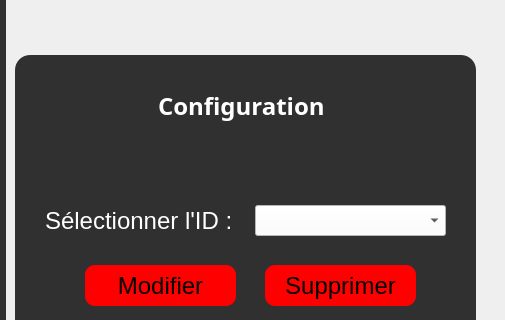
nefissaKhiari/Smart_Plolice_Station, file vehiculemission.ui: the form before one commit; both pictures show x 745 to 1250 and y 175 to 495 of the 1250 by 750 pixel window.
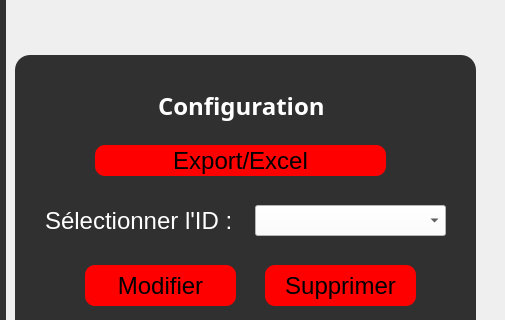
The form after the commit. The open tabs and pages were chosen to show the change. Icons and pictures are not drawn.

```diff
--- a/vehiculemission.ui
+++ b/vehiculemission.ui
@@ -1735,6 +1735,29 @@
         </size>
        </property>
       </widget>
+      <widget class="QPushButton" name="export_excel">
+       <property name="geometry">
+        <rect>
+         <x>80</x>
+         <y>90</y>
+         <width>291</width>
+         <height>31</height>
+        </rect>
+       </property>
+       <property name="text">
+        <string>Export/Excel</string>
+       </property>
+       <property name="icon">
+        <iconset>
+         <normaloff>:/Recources/Images/ascending-sort.png</normaloff>:/Recources/Images/ascending-sort.png</iconset>
+       </property>
+       <property name="iconSize">
+        <size>
+         <width>18</width>
+         <height>18</height>
+        </size>
+       </property>
+      </widget>
      </widget>
     </widget>
     <widget class="QWidget" name="Ajouter_affaire">
```
Left out of the diff: 4 changed lines with no effect on the pictures.
